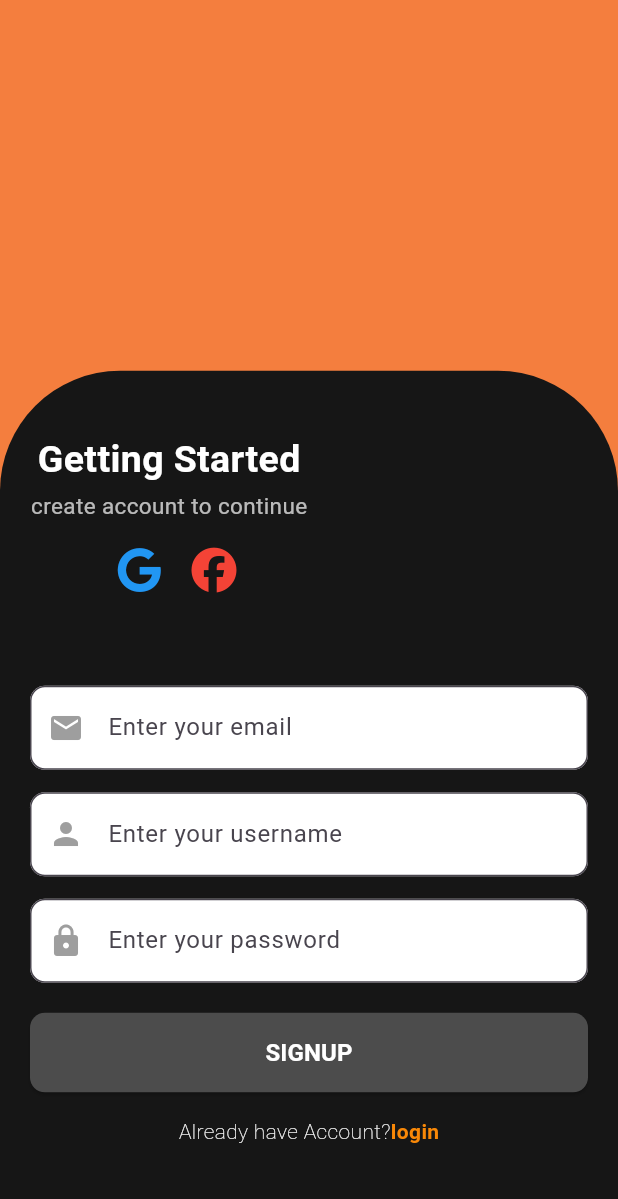
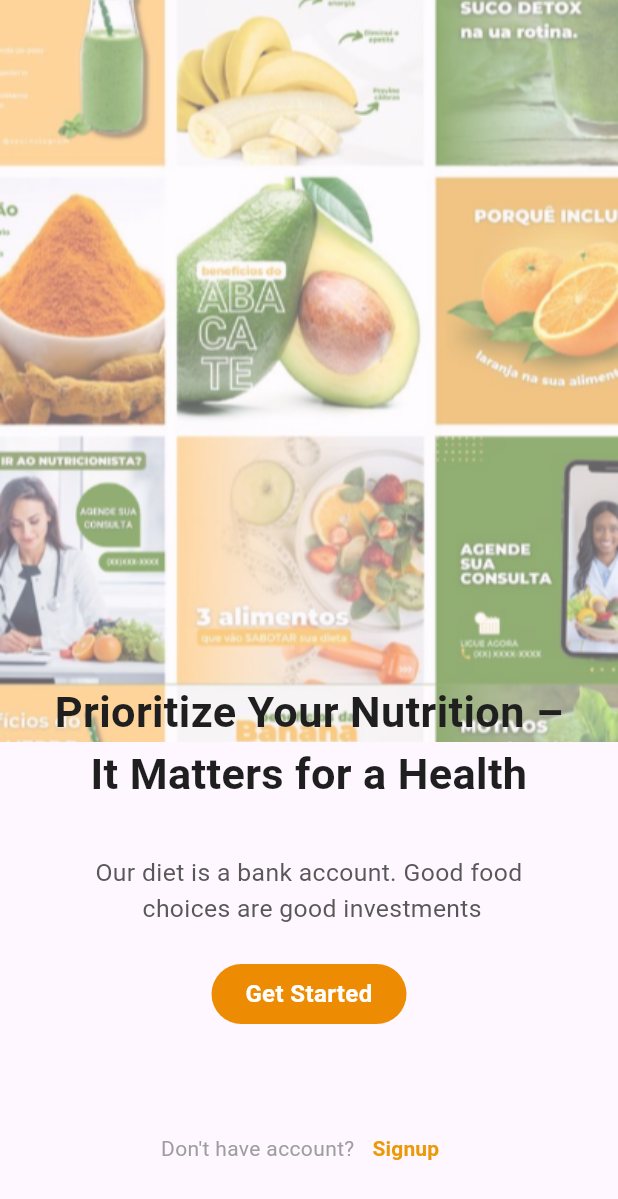
Before and after one commit to vaishnavi185/foodFreaks, a Flutter app: the screen it shows after launch, on a phone screen of 412 x 824 dp. Shown: the top 1199 px of the screen. Run offline on Flutter 3.47's test engine with Material 3 defaults, Android fonts, the phone set to English and light mode, and no system bars; our stand-ins replace font_awesome_flutter.

Commit message:
home page

```diff
--- /dev/null
+++ b/project_name/lib/Home.dart
@@ -0,0 +1,133 @@
+import 'package:flutter/material.dart';
+// import 'package:new_flutter/Navbar.dart';
+// import 'package:new_flutter/Signup.dart';
+import 'package:project_name/Signup.dart';
+
+void main() {
+  runApp(const MaterialApp(home: Home()));
+}
+
+class Home extends StatelessWidget {
+  const Home({super.key});
+
+  @override
+  Widget build(BuildContext context) {
+    // Get screen height dynamically
+    double screenHeight = MediaQuery.of(context).size.height;
+
+    return Scaffold(
+      body: Center(
+        child: Stack(
+          alignment: Alignment.center,
+          children: [
+            // Background Image
+            Positioned(
+              top: 0,
+              child: Container(
+                width: MediaQuery.of(context).size.width, // Make it full width
+                height: screenHeight * 0.6, // Take 60% of screen height
+                child: Image.asset(
+                  'assets/homeimg.png',
+                  fit: BoxFit.cover, // Ensures it covers the entire space
+                ),
+              ),
+            ),
+
+            // Dynamic Positioned Text
+            Positioned(
+              top: screenHeight * 0.54, // Move text 65% down the screen
+              child: Container(
+                padding: const EdgeInsets.symmetric(horizontal: 20, vertical: 10),
+                child: Text(
+                  "Prioritize Your Nutrition –\nIt Matters for a Health",
+                  style: TextStyle(
+                    color: const Color.fromARGB(255, 31, 31, 31),
+                    fontSize: screenHeight * 0.035, // Responsive font size
+                    fontWeight: FontWeight.bold,
+                  ),
+                  textAlign: TextAlign.center,
+                ),
+              ),
+            ),
+          // Container(
+          //   height: 30,
+          // ),
+            Positioned(
+              top: screenHeight * 0.68, // Move text 65% down the screen
+              child: Container(
+                padding: const EdgeInsets.symmetric(horizontal: 20, vertical: 10),
+                child: Text(
+                  "Our diet is a bank account. Good food \n choices are good investments",
+                  style: TextStyle(
+                    color: Color.fromARGB(255, 89, 88, 88),
+                    fontSize: screenHeight * 0.020, // Responsive font size
+                    fontWeight: FontWeight.w400,
+                  ),
+                  textAlign: TextAlign.center,
+                ),
+              ),
+
+            ),
+            Positioned(
+  top: screenHeight * 0.78,
+  child: GestureDetector(
+    onTap: () {
+      print("Get Started Clicked!");
+      // Navigate to another page or perform an action
+    },
+    child: Container(
+      height: 40,
+      width: 130,
+      alignment: Alignment.center, // Centers the text inside
+      decoration: BoxDecoration(
+        color: Color.fromARGB(255, 237, 140, 3),
+        borderRadius: BorderRadius.circular(20), // Rounded edges
+      ),
+      child: Text(
+        "Get Started",
+        style: TextStyle(
+          color: Colors.white, // Text color for contrast
+          fontWeight: FontWeight.bold,
+          fontSize: 16,
+        ),
+        textAlign: TextAlign.center, // Ensures centered text
+      ),
+    ),
+  ),
+),
+Positioned(
+  top: screenHeight * 0.90,
+  child:Row(
+    children: [
+      Text("Don't have account?",
+      style: TextStyle(color: Colors.grey,fontSize: 14),
+      ),
+      TextButton(
+  onPressed: () {
+   Navigator.push(
+    context,
+    MaterialPageRoute(builder: (context) => Signup()),
+  );
+    // Add navigation or action here
+  },
+  child: Text(
+    "Signup",
+    style: TextStyle(
+      color: Color.fromARGB(255, 236, 153, 8), // Orange color
+      fontSize: 14,
+      fontWeight: FontWeight.bold, // Optional: Makes text bold
+    ),
+  ),
+)
+
+    ],
+  )
+)
+
+          ],
+        ),
+      ),
+      // bottomNavigationBar: MyNavBar(), // Call the NavBar here
+    );
+  }
+}
--- a/project_name/lib/Splash.dart
+++ b/project_name/lib/Splash.dart
@@ -2,7 +2,7 @@ import 'package:flutter/material.dart';
 // import 'package:new_flutter/Home.dart';
 // // import 'package:new_flutter/Searchbar.dart';
 
-import 'package:project_name/Signup.dart';
+import 'package:project_name/Home.dart';
 // import 'package:new_flutter/login.dart';
 
 class MyWidget extends StatefulWidget {
@@ -23,7 +23,7 @@ class _MyWidgetState extends State<MyWidget> {
     await Future.delayed(const Duration(seconds: 3), () {
       Navigator.pushReplacement(
         context,
-        MaterialPageRoute(builder: (context) => Signup()), // Replace `Signup()` with your actual Home widget
+        MaterialPageRoute(builder: (context) => Home()), // Replace `Signup()` with your actual Home widget
       );
     });
   }
```
